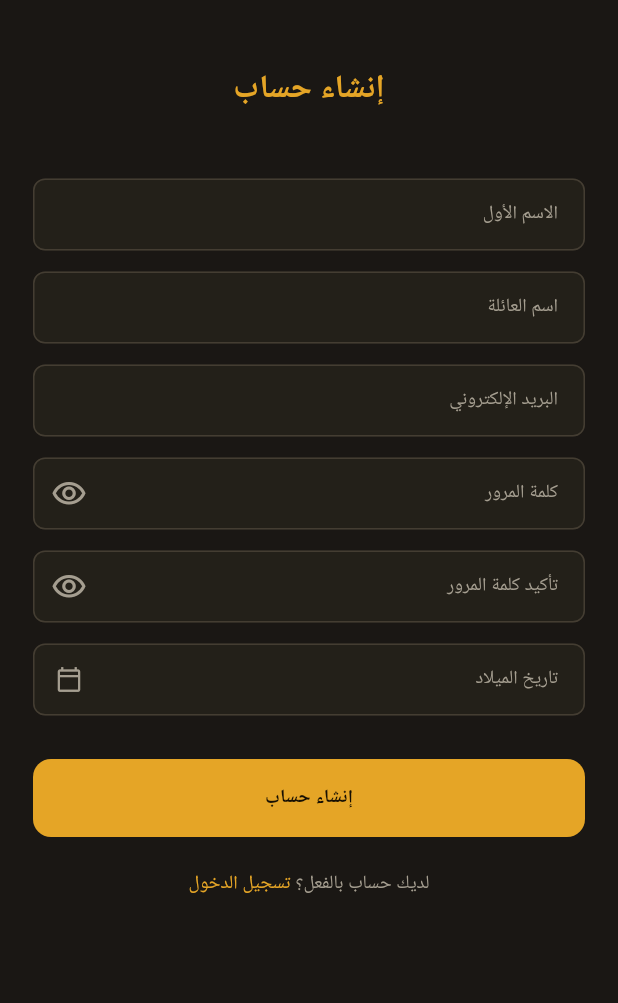
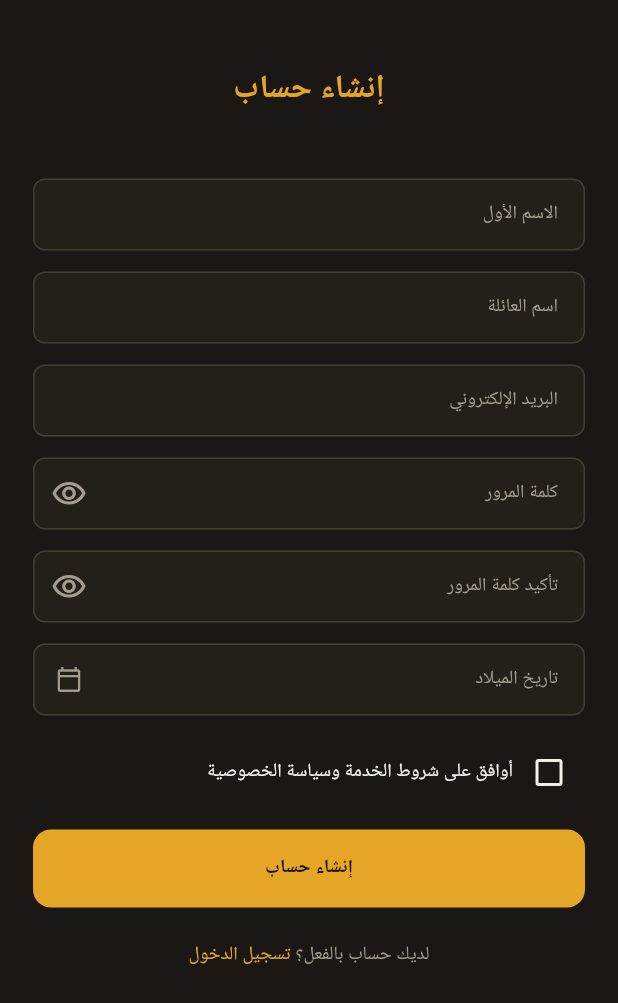
Before and after one commit to AhmedGharib0014/mh-salun-app, a Flutter app: the RegisterPage screen opened by its route, on a phone screen of 412 x 824 dp. Shown: the top 1003 px of the screen. Run offline on Flutter 3.47's test engine with Material 3 defaults, Android fonts, the phone set to English and light mode, and no system bars; our stand-ins replace bloc, dio, easy_localization, flutter_bloc, flutter_svg, get_it and 5 more; accounts and stored records are empty; Roboto replaces fonts that are missing (Cairo).

Commit message:
Add Terms/Privacy consent checkbox to registration
Adds a ConsentCheckbox on the register screen, required alongside the
existing fields via the Form's validate(), so users must accept the
Terms of Service and Privacy Policy before an account is created.

Co-Authored-By: Claude Sonnet 5 <noreply@anthropic.com>
Claude-Session: https://claude.ai/code/session_01BGGAbz39mBzzBQ32MxTnWm

```diff
--- a/assets/translations/ar.json
+++ b/assets/translations/ar.json
@@ -33,6 +33,8 @@
   "register_last_name_hint": "أدخل اسم العائلة",
   "register_birth_date_label": "تاريخ الميلاد",
   "register_birth_date_hint": "اختر تاريخ ميلادك (اختياري)",
+  "register_consent_label": "أوافق على شروط الخدمة وسياسة الخصوصية",
+  "register_consent_required": "يجب الموافقة على شروط الخدمة وسياسة الخصوصية للمتابعة",
   "register_button": "إنشاء حساب",
   "register_password_too_short": "يجب أن تتكون كلمة المرور من 6 أحرف على الأقل",
   "register_confirm_password_label": "تأكيد كلمة المرور",
--- a/assets/translations/en.json
+++ b/assets/translations/en.json
@@ -33,6 +33,8 @@
   "register_last_name_hint": "Enter your last name",
   "register_birth_date_label": "Date of birth",
   "register_birth_date_hint": "Select your date of birth (optional)",
+  "register_consent_label": "I agree to the Terms of Service and Privacy Policy",
+  "register_consent_required": "You must accept the Terms of Service and Privacy Policy to continue",
   "register_button": "Register",
   "register_password_too_short": "Password must be at least 6 characters",
   "register_confirm_password_label": "Confirm password",
--- a/lib/features/registration/presentation/register_page.dart
+++ b/lib/features/registration/presentation/register_page.dart
@@ -11,6 +11,7 @@ import 'package:mh_salun/core/presentation/widgets/auth_switch_link.dart';
 import 'package:mh_salun/core/presentation/widgets/email_text_field.dart';
 import 'package:mh_salun/features/registration/bloc/register_bloc.dart';
 import 'package:mh_salun/features/registration/presentation/widgets/birth_date_field.dart';
+import 'package:mh_salun/features/registration/presentation/widgets/consent_checkbox.dart';
 import 'package:mh_salun/features/registration/presentation/widgets/name_text_field.dart';
 import 'package:mh_salun/features/registration/presentation/widgets/password_fields.dart';
 import 'package:mh_salun/features/registration/presentation/widgets/register_button.dart';
@@ -102,7 +103,9 @@ class _RegisterPageState extends State<RegisterPage> {
                     value: _birthDate,
                     onChanged: _onBirthDateChanged,
                   ),
-                  const SizedBox(height: AppSpacing.xl),
+                  const SizedBox(height: AppSpacing.md),
+                  ConsentCheckbox(),
+                  const SizedBox(height: AppSpacing.md),
                   BlocConsumer<RegisterBloc, RegisterState>(
                     listener: (context, state) {
                       if (state is RegisterSuccess) {
--- /dev/null
+++ b/lib/features/registration/presentation/widgets/consent_checkbox.dart
@@ -0,0 +1,57 @@
+import 'package:easy_localization/easy_localization.dart';
+import 'package:flutter/material.dart';
+import 'package:mh_salun/core/theme/app_colors.dart';
+import 'package:mh_salun/core/theme/spacing.dart';
+import 'package:mh_salun/core/theme/text_styles.dart';
+
+/// Checkbox gating registration on accepting the Terms of Service and
+/// Privacy Policy. Participates in the enclosing [Form]'s validation, so
+/// submitting without checking it surfaces an error like any other field.
+class ConsentCheckbox extends FormField<bool> {
+  ConsentCheckbox({super.key})
+      : super(
+          initialValue: false,
+          validator: (accepted) =>
+              accepted == true ? null : 'register_consent_required'.tr(),
+          builder: (state) {
+            void setChecked(bool checked) => state.didChange(checked);
+
+            return Column(
+              crossAxisAlignment: CrossAxisAlignment.start,
+              children: [
+                Row(
+                  crossAxisAlignment: CrossAxisAlignment.start,
+                  children: [
+                    Checkbox(
+                      value: state.value ?? false,
+                      onChanged: (checked) => setChecked(checked ?? false),
+                      activeColor: AppColors.primary,
+                    ),
+                    Expanded(
+                      child: GestureDetector(
+                        onTap: () => setChecked(!(state.value ?? false)),
+                        child: Padding(
+                          padding: const EdgeInsets.only(top: AppSpacing.md),
+                          child: Text(
+                            'register_consent_label'.tr(),
+                            style: AppTextStyles.bodyRegular,
+                          ),
+                        ),
+                      ),
+                    ),
+                  ],
+                ),
+                if (state.hasError)
+                  Padding(
+                    padding: const EdgeInsets.only(left: AppSpacing.md),
+                    child: Text(
+                      state.errorText!,
+                      style: AppTextStyles.caption
+                          .copyWith(color: AppColors.error),
+                    ),
+                  ),
+              ],
+            );
+          },
+        );
+}
```
